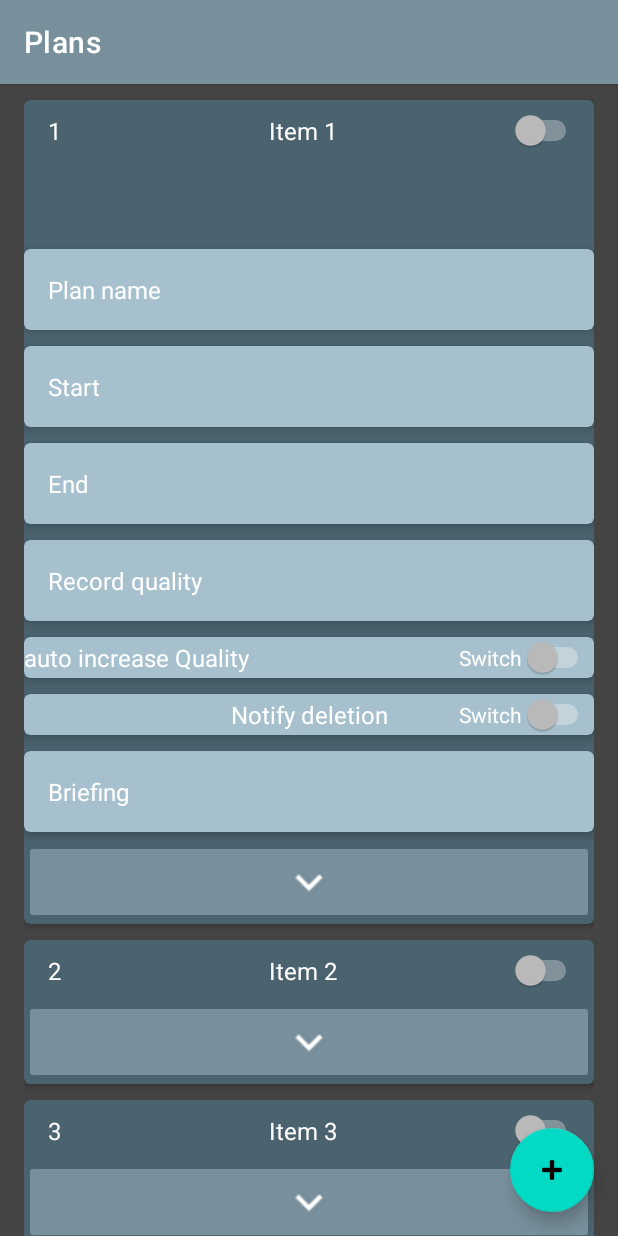
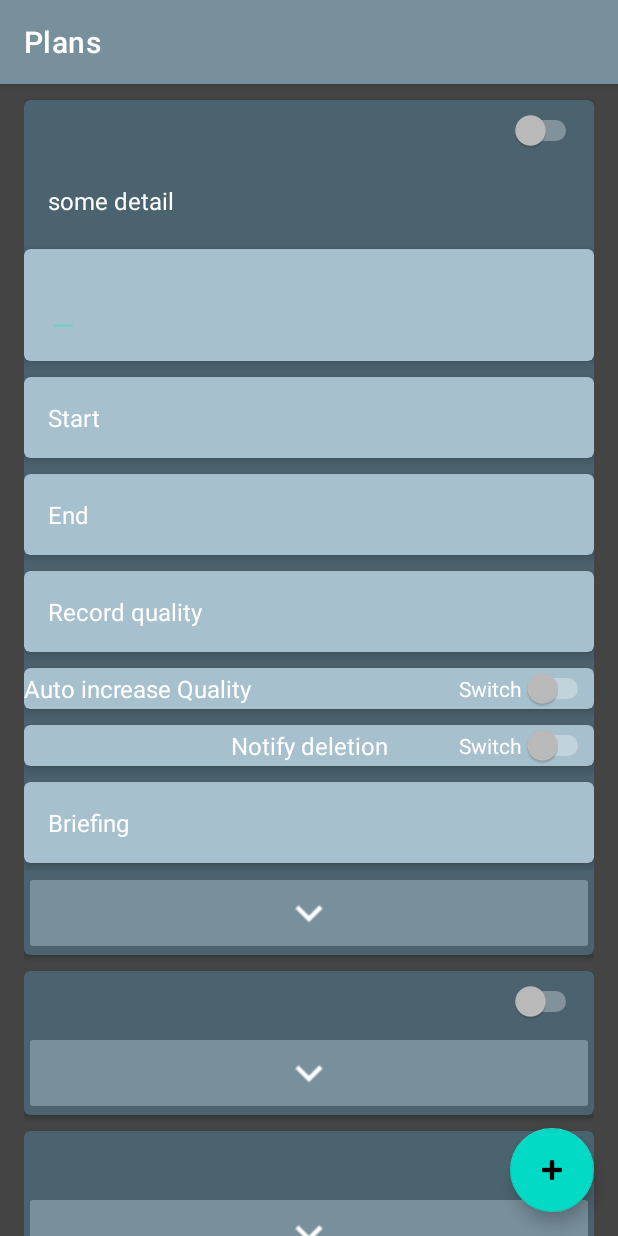
Before and after one commit to nbkragh/RecordingPlanner, an Android app: the PlansFrameActivity screen opened directly, with no data from a screen before it, after a tap on an icon or button, on a phone screen of 412 x 824 dp. Run offline under Robolectric (Android 15) with nearby library versions, the phone set to English and light mode, and no system bars; our stand-ins replace data binding; 8 statements that could not run were skipped.

Commit message:
viewmodel og databinding

```diff
--- a/app/build.gradle
+++ b/app/build.gradle
@@ -1,6 +1,7 @@
 apply plugin: 'com.android.application'
 apply plugin: 'kotlin-android'
 apply plugin: 'kotlin-android-extensions'
+apply plugin: 'kotlin-kapt'
 
 android {
     compileSdkVersion 29
--- a/app/src/main/AndroidManifest.xml
+++ b/app/src/main/AndroidManifest.xml
@@ -10,7 +10,7 @@
         android:supportsRtl="true"
         android:theme="@style/AppTheme.NoActionBar">
         <activity
-            android:name=".PlansFrame"
+            android:name=".PlansFrameActivity"
             android:label="@string/activity_plans_frame">
         </activity>
         <activity android:name=".MainActivity">
--- a/app/src/main/java/com/opgaver/recordingplanner/MainActivity.kt
+++ b/app/src/main/java/com/opgaver/recordingplanner/MainActivity.kt
@@ -15,7 +15,7 @@ class MainActivity : AppCompatActivity() {
 
         toPlans_Button = findViewById(R.id.toPlans_Button)
         toPlans_Button!!.setOnClickListener {
-            val intent = Intent(this, PlansFrame::class.java)
+            val intent = Intent(this, PlansFrameActivity::class.java)
             startActivity(intent)
         }
     }
--- a/app/src/main/java/com/opgaver/recordingplanner/PlanItem.kt
+++ b/app/src/main/java/com/opgaver/recordingplanner/PlanItem.kt
@@ -1,19 +1,62 @@
 package com.opgaver.recordingplanner
 
 
+import androidx.databinding.BaseObservable
+import androidx.databinding.Bindable
 import java.util.*
 
+
 class PlanItem(
-    var title : String,
-    var category: String,
-    var active: Boolean,
-    var startDate: Date?,
+    private var title: String = "",
+    private var category: String = "",
+    private var active: Boolean = false,
+    var configsFrameTitle: String = "",
+    var startDate: Date? = null,
     var endDate: Date?,
     var recordQuality: Int?,
     var autoIncreaseQuality: Boolean,
     var notifyDeletion: Boolean,
-    var brief: String
-){
-    constructor(title : String, category: String): this(title, category, false, Date(), Date(), 1, true, true, "brief")
+    var brief: String = ""
+) : BaseObservable() {
+    constructor(title: String, category: String) : this(
+        title,
+        category,
+        false,
+        "some detail",
+        Date(),
+        Date(),
+        1,
+        true,
+        true,
+        "brief"
+    )
 
+
+    @Bindable
+    fun getTitle(): String = title
+
+    fun setTitle(value: String) {
+        if (this.title != value) {
+            this.title = value
+            notifyPropertyChanged(BR.title)
+        }
+    }
+
+    @Bindable
+
+    fun getCategory(): String = category
+    fun setCategory(value: String) {
+        if (category != value) {
+            category = value
+            notifyPropertyChanged(BR.category)
+        }
+    }
+
+    @Bindable
+    fun getActive(): Boolean = active
+    fun setActive(value: Boolean) {
+        if (active != value) {
+            active = value
+        }
+    }
 }
--- a/app/src/main/java/com/opgaver/recordingplanner/PlanListFragment.kt
+++ b/app/src/main/java/com/opgaver/recordingplanner/PlanListFragment.kt
@@ -9,8 +9,10 @@ import android.view.LayoutInflater
 import android.view.View
 import android.view.ViewGroup
 import android.widget.LinearLayout
+import androidx.activity.viewModels
 import androidx.fragment.app.viewModels
 import androidx.lifecycle.LifecycleOwner
+import androidx.lifecycle.Observer
 import com.opgaver.recordingplanner.dummy.DummyContent
 
 /**
@@ -26,7 +28,9 @@ class PlanListFragment : Fragment(), LifecycleOwner {
 
         arguments?.let {
             columnCount = it.getInt(ARG_COLUMN_COUNT)
+
         }
+
     }
 
     override fun onCreateView(
@@ -55,7 +59,7 @@ class PlanListFragment : Fragment(), LifecycleOwner {
 
         // TODO: Customize parameter initialization
         @JvmStatic
-        fun newInstance(columnCount: Int) =
+        fun newInstance(columnCount: Int, model: ViewModelPlanList) =
             PlanListFragment().apply {
                 arguments = Bundle().apply {
                     putInt(ARG_COLUMN_COUNT, columnCount)
--- a/app/src/main/java/com/opgaver/recordingplanner/PlansFrame.kt
+++ b/app/src/main/java/com/opgaver/recordingplanner/PlansFrameActivity.kt
@@ -1,11 +1,13 @@
 package com.opgaver.recordingplanner
 
 import android.os.Bundle
+
 import com.google.android.material.floatingactionbutton.FloatingActionButton
 import com.google.android.material.snackbar.Snackbar
 import androidx.appcompat.app.AppCompatActivity
 
-class PlansFrame : AppCompatActivity() {
+
+class PlansFrameActivity : AppCompatActivity() {
     private val fragmentManager = supportFragmentManager
 
 
@@ -23,6 +25,7 @@ class PlansFrame : AppCompatActivity() {
                 .commit()
         }
 
+
         findViewById<FloatingActionButton>(R.id.fab).setOnClickListener { view ->
             Snackbar.make(view, "Replace with your own action", Snackbar.LENGTH_LONG)
                 .setAction("Action", null).show()
--- a/app/src/main/res/layout/activity_plans_frame.xml
+++ b/app/src/main/res/layout/activity_plans_frame.xml
@@ -4,7 +4,7 @@
     xmlns:tools="http://schemas.android.com/tools"
     android:layout_width="match_parent"
     android:layout_height="match_parent"
-    tools:context=".PlansFrame">
+    tools:context=".PlansFrameActivity">
 
     <com.google.android.material.appbar.AppBarLayout
         android:layout_width="match_parent"
--- a/app/src/main/res/layout/plan_item.xml
+++ b/app/src/main/res/layout/plan_item.xml
@@ -1,11 +1,11 @@
 <?xml version="1.0" encoding="utf-8"?>
-<layout xmlns:android="http://schemas.android.com/apk/res/android">
+<layout xmlns:app="http://schemas.android.com/apk/res-auto"
+    xmlns:tools="http://schemas.android.com/tools"
+    xmlns:android="http://schemas.android.com/apk/res/android">
     <data>
     <variable name="planitem" type="com.opgaver.recordingplanner.PlanItem"/>
 </data>
 <com.google.android.material.card.MaterialCardView
-    xmlns:app="http://schemas.android.com/apk/res-auto"
-    xmlns:tools="http://schemas.android.com/tools"
     android:layout_width="match_parent"
     android:layout_height="wrap_content"
     android:layout_marginTop="5dp"
@@ -59,7 +59,7 @@
                 android:layout_width="wrap_content"
                 android:layout_height="wrap_content"
                 android:layout_marginEnd="8dp"
-                android:checked="@{planitem.active}"
+                android:checked="@={planitem.active}"
                 app:layout_constraintBottom_toBottomOf="parent"
                 app:layout_constraintEnd_toEndOf="parent"
                 app:layout_constraintTop_toTopOf="parent"
@@ -72,11 +72,13 @@
             android:id="@+id/item_configs_frame"
             android:layout_width="match_parent"
             android:layout_height="match_parent"
+            android:animateLayoutChanges="true"
             android:orientation="vertical"
-            android:visibility="gone"
-            android:animateLayoutChanges="true">
+            android:visibility="visible">
 
             <TextView
+
+                android:text="@{planitem.configsFrameTitle}"
                 android:id="@+id/item_configs_frame_title"
                 android:layout_width="wrap_content"
                 android:layout_height="wrap_content"
@@ -84,7 +86,26 @@
                 android:textAppearance="?attr/textAppearanceListItem" />
 
             <com.google.android.material.card.MaterialCardView
-                android:id="@+id/item_config_6"
+                android:id="@+id/item_plan_name_card"
+                android:layout_width="match_parent"
+                android:layout_height="wrap_content"
+                android:layout_marginTop="5dp"
+                android:layout_marginBottom="5dp"
+                app:cardBackgroundColor="@color/primaryLightColor"
+                app:cardElevation="4dp"
+                app:cardPreventCornerOverlap="true">
+
+                <EditText
+                    android:id="@+id/item_plan_name"
+                    android:layout_width="wrap_content"
+                    android:layout_height="wrap_content"
+                    android:layout_margin="@dimen/text_margin"
+                    android:text="@={planitem.title}"
+                    android:textAppearance="?attr/textAppearanceListItem" />
+            </com.google.android.material.card.MaterialCardView>
+
+            <com.google.android.material.card.MaterialCardView
+                android:id="@+id/item_config_start"
                 android:layout_width="match_parent"
                 android:layout_height="wrap_content"
                 android:layout_marginTop="5dp"
@@ -94,16 +115,17 @@
                 app:cardPreventCornerOverlap="true">
 
                 <TextView
-                    android:id="@+id/item_config_6_title"
+                    android:id="@+id/item_config_start_title"
                     android:layout_width="wrap_content"
                     android:layout_height="wrap_content"
                     android:layout_margin="@dimen/text_margin"
-                    android:text="Plan name"
+                    android:text="Start"
                     android:textAppearance="?attr/textAppearanceListItem" />
+
             </com.google.android.material.card.MaterialCardView>
 
             <com.google.android.material.card.MaterialCardView
-                android:id="@+id/item_config_1"
+                android:id="@+id/item_config_end"
                 android:layout_width="match_parent"
                 android:layout_height="wrap_content"
                 android:layout_marginTop="5dp"
@@ -113,17 +135,17 @@
                 app:cardPreventCornerOverlap="true">
 
                 <TextView
-                    android:id="@+id/item_config_1_title"
+                    android:id="@+id/item_config_end_title"
                     android:layout_width="wrap_content"
                     android:layout_height="wrap_content"
                     android:layout_margin="@dimen/text_margin"
-                    android:text="Start"
+                    android:text="End"
                     android:textAppearance="?attr/textAppearanceListItem" />
 
             </com.google.android.material.card.MaterialCardView>
 
             <com.google.android.material.card.MaterialCardView
-                android:id="@+id/item_config_2"
+                android:id="@+id/item_config_recQuality"
                 android:layout_width="match_parent"
                 android:layout_height="wrap_content"
                 android:layout_marginTop="5dp"
@@ -133,26 +155,7 @@
                 app:cardPreventCornerOverlap="true">
 
                 <TextView
-                    android:id="@+id/item_config_2_title"
-                    android:layout_width="wrap_content"
-                    android:layout_height="wrap_content"
-                    android:layout_margin="@dimen/text_margin"
-                    android:text="End"
-                    android:textAppearance="?attr/textAppearanceListItem" />
-
-            </com.google.android.material.card.MaterialCardView>
-            <com.google.android.material.card.MaterialCardView
-                android:id="@+id/item_config_3"
-                android:layout_width="match_parent"
-                android:layout_height="wrap_content"
-                android:layout_marginTop="5dp"
-                android:layout_marginBottom="5dp"
-                app:cardBackgroundColor="@color/primaryLightColor"
-                app:cardElevation="4dp"
-                app:cardPreventCornerOverlap="true">
-
-                <TextView
-                    android:id="@+id/item_config_3_title"
+                    android:id="@+id/item_config_recQuality_title"
                     android:layout_width="wrap_content"
                     android:layout_height="wrap_content"
                     android:layout_margin="@dimen/text_margin"
@@ -160,8 +163,9 @@
                     android:textAppearance="?attr/textAppearanceListItem" />
 
             </com.google.android.material.card.MaterialCardView>
+
             <com.google.android.material.card.MaterialCardView
-                android:id="@+id/item_config_4"
+                android:id="@+id/item_config_autoIncrQuality"
                 android:layout_width="match_parent"
                 android:layout_height="wrap_content"
                 android:layout_marginTop="5dp"
@@ -182,7 +186,7 @@
                     app:layout_constraintTop_toTopOf="parent">
 
                     <Switch
-                        android:id="@+id/config_auto_incr_qual_switch1"
+                        android:id="@+id/config_autoIncrQuality_switch"
                         android:layout_width="wrap_content"
                         android:layout_height="wrap_content"
                         android:text="Switch"
@@ -193,10 +197,10 @@
                         tools:layout_conversion_absoluteWidth="0dp" />
 
                     <TextView
-                        android:id="@+id/item_config_4_title"
+                        android:id="@+id/item_config_autoIncrQuality_title"
                         android:layout_width="wrap_content"
                         android:layout_height="wrap_content"
-                        android:text="auto increase Quality"
+                        android:text="Auto increase Quality"
                         android:textAppearance="?attr/textAppearanceListItem"
                         app:layout_constraintBottom_toBottomOf="parent"
                         app:layout_constraintStart_toStartOf="parent"
@@ -206,8 +210,9 @@
                 </androidx.constraintlayout.widget.ConstraintLayout>
 
             </com.google.android.material.card.MaterialCardView>
+
             <com.google.android.material.card.MaterialCardView
-                android:id="@+id/item_config_5"
+                android:id="@+id/item_config_notifyDelete"
                 android:layout_width="match_parent"
                 android:layout_height="wrap_content"
                 android:layout_marginTop="5dp"
@@ -225,7 +230,7 @@
                     app:layout_constraintStart_toStartOf="@+id/item_config_5_title">
 
                     <TextView
-                        android:id="@+id/item_config_5_title"
+                        android:id="@+id/item_config_notifyDelete_title"
                         android:layout_width="wrap_content"
                         android:layout_height="wrap_content"
                         android:text="Notify deletion"
@@ -239,7 +244,7 @@
                         tools:layout_conversion_absoluteWidth="0dp" />
 
                     <Switch
-                        android:id="@+id/config_notify_deletion_switch"
+                        android:id="@+id/config_notifyDelete_switch"
                         android:layout_width="wrap_content"
                         android:layout_height="wrap_content"
                         android:text="Switch"
@@ -253,7 +258,7 @@
             </com.google.android.material.card.MaterialCardView>
 
             <com.google.android.material.card.MaterialCardView
-                android:id="@+id/item_config_7"
+                android:id="@+id/item_config_briefing"
                 android:layout_width="match_parent"
                 android:layout_height="wrap_content"
                 android:layout_marginTop="5dp"
@@ -263,7 +268,7 @@
                 app:cardPreventCornerOverlap="true">
 
                 <TextView
-                    android:id="@+id/item_config_7_title"
+                    android:id="@+id/item_config_briefing_title"
                     android:layout_width="wrap_content"
                     android:layout_height="wrap_content"
                     android:layout_margin="@dimen/text_margin"
```
